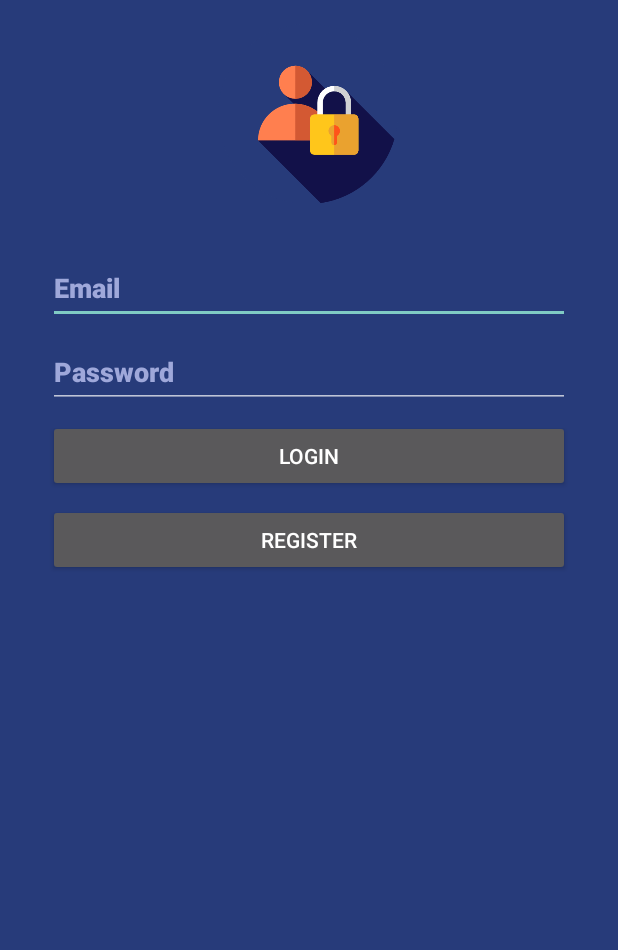
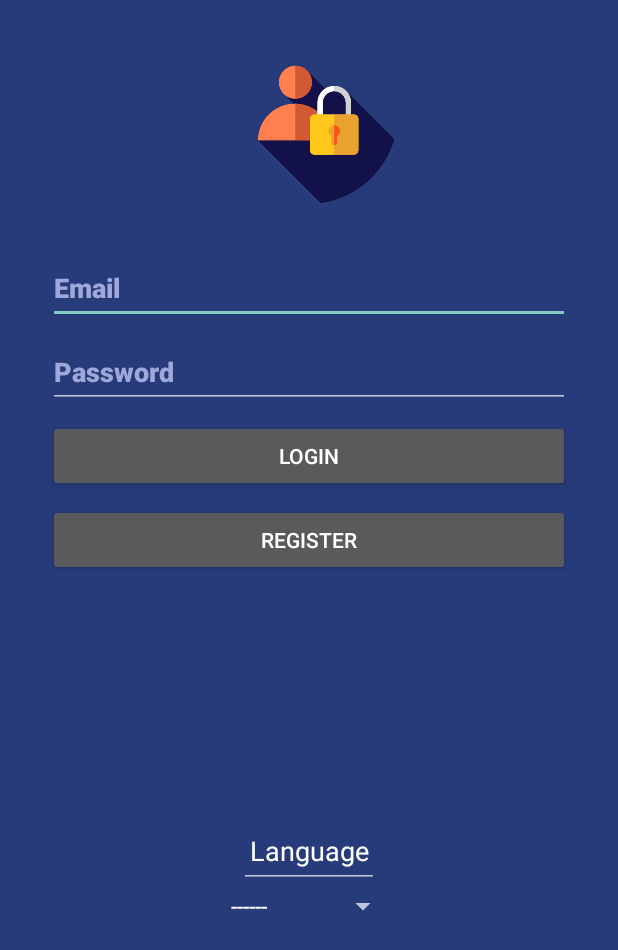
Before and after one commit to ChristopherSalcedo/Live-Streaming-App, an Android app: the screen it shows after launch (MainActivity), on a phone screen of 412 x 824 dp. Shown: the top 950 px of the screen. Run offline under Robolectric (Android 15) with nearby library versions, the phone set to English and light mode, and no system bars; our stand-ins replace Firebase (no records; nobody signed in at launch, a user with empty details on screens opened directly).

Commit message:
added language options

```diff
--- a/app/src/main/java/com/example/caption/MainActivity.kt
+++ b/app/src/main/java/com/example/caption/MainActivity.kt
@@ -1,24 +1,82 @@
 package com.example.caption
-
+import android.app.Activity
+import android.content.Context
 import android.content.Intent
-import androidx.appcompat.app.AppCompatActivity
+import android.content.res.Configuration
 import android.os.Bundle
+import android.view.View
 import android.widget.*
 import androidx.appcompat.app.AlertDialog
+import androidx.appcompat.app.AppCompatActivity
 import com.google.firebase.auth.FirebaseAuth
 import com.google.firebase.auth.ktx.auth
 import com.google.firebase.ktx.Firebase
+import java.util.*
+
+
 private lateinit var auth: FirebaseAuth
 
 class MainActivity : AppCompatActivity() {
     override fun onCreate(savedInstanceState: Bundle?) {
         super.onCreate(savedInstanceState)
+        loadLocate()
         setContentView(R.layout.activity_login)
         auth = Firebase.auth
-        setup();
+        setup()
+        lenguagefun()
+    }
+    private fun lenguagefun(){
+        var i : Int = 0
+        //val lista = arrayOf("-------","English", "Espanol")
+        val lista = resources.getStringArray(R.array.strarr)
+        val spinner = findViewById<Spinner>(R.id.spinner_sample)
+        val aa = ArrayAdapter(this, android.R.layout.simple_spinner_item, lista)
+        spinner.adapter = aa
+        spinner.onItemSelectedListener = object:
+            AdapterView.OnItemSelectedListener{
+            override fun onItemSelected(
+                p0: AdapterView<*>?,
+                p1: View?,
+                p2: Int,
+                p3: Long
+            ) {
+                if (p2 == 1){
+                    setLocate("en")
+                    finish();
+                    startActivity(getIntent());
+                } else if(p2 == 2 ){
+                    setLocate("es")
+                    finish();
+                    startActivity(getIntent());
+                }
+
+            }
+            override fun onNothingSelected(p0: AdapterView<*>?) {
+                TODO("Not yet implemented")
+            }
+
+        }
+    }
+    private fun setLocate(languageToLoad:String?){ //change language
+        val locale = Locale(languageToLoad)
+        Locale.setDefault(locale)
+        val config = Configuration()
+        config.locale = locale
+        baseContext.resources.updateConfiguration(
+            config,
+            baseContext.resources.displayMetrics
+        )
+        val editor = getSharedPreferences("Settings", Context.MODE_PRIVATE).edit()
+        editor.putString("My_Lang",languageToLoad)
+        editor.apply()
+    }
+    private fun loadLocate(){ //set language in shared pref an charge setlocate function
+        val sharedpref = getSharedPreferences("Settings", Activity.MODE_PRIVATE)
+        val language = sharedpref.getString("My_Lang","")
+        setLocate(language)
     }
     private fun setup(){
-        title = "Auth";
+        title = "Auth"
         val email = findViewById<EditText>(R.id.txtemail)
         val password = findViewById<EditText>(R.id.txtPassword)
         val sendButton = findViewById<Button>(R.id.button)
--- a/app/src/main/res/layout/activity_login.xml
+++ b/app/src/main/res/layout/activity_login.xml
@@ -84,6 +84,16 @@
         app:layout_constraintStart_toStartOf="parent"
         app:layout_constraintTop_toBottomOf="@+id/button" />
 
+    <Spinner
+        android:id="@+id/spinner_sample"
+        android:layout_width="wrap_content"
+        android:layout_height="wrap_content"
+        android:layout_centerInParent="true"
+        app:layout_constraintBottom_toBottomOf="parent"
+        app:layout_constraintEnd_toEndOf="parent"
+        app:layout_constraintStart_toStartOf="parent"
+        app:layout_constraintTop_toBottomOf="@+id/button2" />
+
     <androidx.constraintlayout.widget.Guideline
         android:id="@+id/guideline2"
         android:layout_width="wrap_content"
@@ -98,5 +108,17 @@
         android:orientation="vertical"
         app:layout_constraintGuide_begin="20dp" />
 
+    <EditText
+        android:id="@+id/editTextTextPersonName3"
+        android:layout_width="93dp"
+        android:layout_height="49dp"
+        android:ems="10"
+        android:inputType="textPersonName"
+        android:text="@string/idioma"
+        android:textAlignment="center"
+        app:layout_constraintBottom_toTopOf="@+id/spinner_sample"
+        app:layout_constraintEnd_toEndOf="parent"
+        app:layout_constraintStart_toStartOf="parent" />
+
 
 </androidx.constraintlayout.widget.ConstraintLayout>
--- a/app/src/main/res/values/strings.xml
+++ b/app/src/main/res/values/strings.xml
@@ -7,4 +7,10 @@
     <string name="password">Password</string>
     <string name="cpassword">Confirm Password</string>
     <string name="logoutstr">Logout</string>
+    <string name="idioma">Language</string>
+    <string-array name="strarr">
+        <item>------</item>
+        <item>English</item>
+        <item>Spanish</item>
+    </string-array>
 </resources>
```
Also changed, not shown: app/src/main/AndroidManifest.xml (+7 -3 lines), app/src/main/java/com/example/caption/Home.kt (+23 -0 lines), app/src/main/java/com/example/caption/Register.kt (+24 -1 lines), 2 other files.
